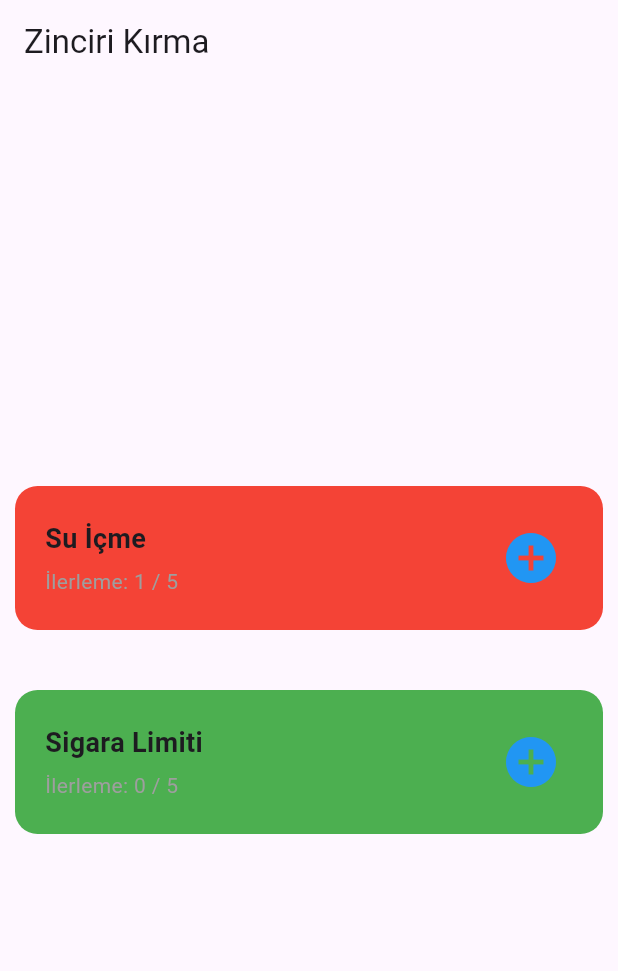
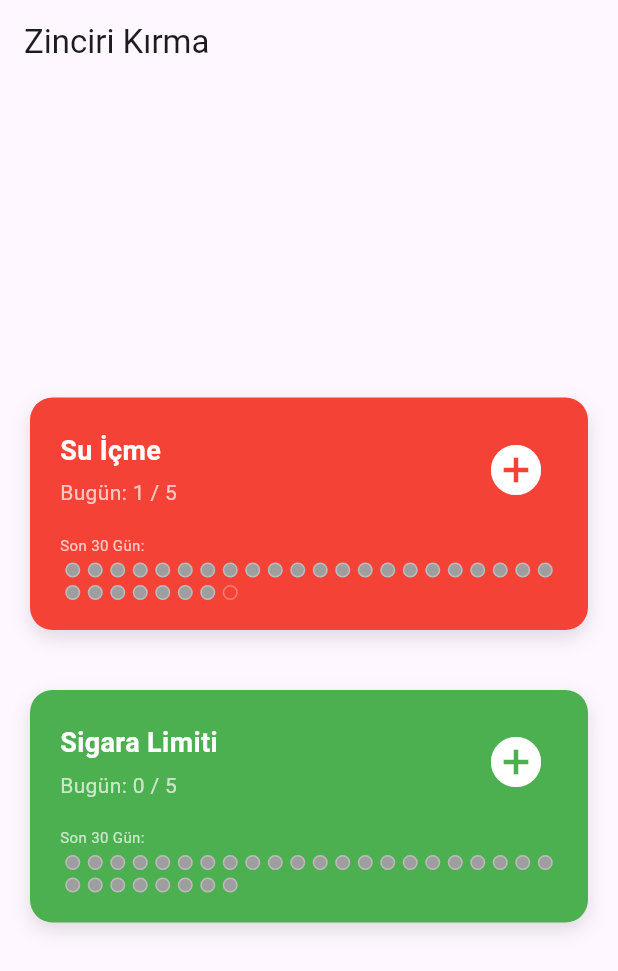
Before and after one commit to 13ilge/focus_widget, a Flutter app: the screen it shows after launch, after a tap on the "add circle" icon, on a phone screen of 412 x 824 dp. Shown: the top 971 px of the screen. Run offline on Flutter 3.47's test engine with Material 3 defaults, Android fonts, the phone set to English and light mode, and no system bars; our stand-ins replace shared_preferences.

Commit message:
test yapıldı nokta renkleri eklendi

```diff
--- a/lib/habit_card.dart
+++ b/lib/habit_card.dart
@@ -1,9 +1,9 @@
 import 'package:flutter/material.dart';
 import 'package:shared_preferences/shared_preferences.dart';
+import 'dart:math';
 
-String bugununTarihiniAl() {
-  DateTime simdi = DateTime.now();
-  return "${simdi.year}-${simdi.month}-${simdi.day}";
+String tarihFormatla(DateTime tarih) {
+  return "${tarih.year}-${tarih.month}-${tarih.day}";
 }
 
 class AliskanlikKarti extends StatefulWidget {
@@ -26,37 +26,109 @@ class AliskanlikKarti extends StatefulWidget {
 
 class _AliskanlikKartiState extends State<AliskanlikKarti> {
   int anlikSayi = 0;
+  List<int> gecmisVeriler = [];
 
+  @override
   void initState() {
     super.initState();
-    veriYukle();
+    veriyiYukle();
+
+    //testVerisiOlustur();
+
+    gecmisiYukle();
   }
 
-  void veriYukle() async {
+  void veriyiYukle() async {
     final prefs = await SharedPreferences.getInstance();
 
-
-    String bugununAnahtari = "${widget.id}_${bugununTarihiniAl()}";
+    String bugununAnahtari = "${widget.id}_${tarihFormatla(DateTime.now())}";
 
     setState(() {
-
       anlikSayi = prefs.getInt(bugununAnahtari) ?? 0;
     });
   }
 
-  void veriKaydet() async {
+  void veriyiKaydet() async {
     final prefs = await SharedPreferences.getInstance();
 
-    String bugununAnahtari = "${widget.id}_${bugununTarihiniAl()}";
+    String bugununAnahtari = "${widget.id}_${tarihFormatla(DateTime.now())}";
 
     await prefs.setInt(bugununAnahtari, anlikSayi);
+  }
+
+  void gecmisiYukle() async {
+    final prefs = await SharedPreferences.getInstance();
+    List<int> geciciListe = [];
+    DateTime bugun = DateTime.now();
+
+    for (int i = 0; i < 30; i++) {
+      DateTime oGun = bugun.subtract(Duration(days: i));
+
+      String anahtar = "${widget.id}_${tarihFormatla(oGun)}";
+
+      int oGununSayisi = prefs.getInt(anahtar) ?? 0;
+      geciciListe.add(oGununSayisi);
+    }
+
+    setState(() {
+      gecmisVeriler = geciciListe.reversed.toList();
+    });
+  }
+
+  void testVerileriOlustur() async {
+    final prefs = await SharedPreferences.getInstance();
+    DateTime bugun = DateTime.now();
+
+    for (int i = 0; i < 30; i++) {
+      DateTime oGun = bugun.subtract(Duration(days: i));
+      String anahtar = "${widget.id}_${tarihFormatla(oGun)}";
+      await prefs.setInt(anahtar, (i * 2) % (widget.hedef + 1));
+    }
+    gecmisiYukle();
+  }
+  // --------------------------------------------
+  void testVerisiOlustur() async {
+    final prefs = await SharedPreferences.getInstance();
+    final random = Random(); // Rastgele sayı üreticisi
+    DateTime bugun = DateTime.now();
+
+    // 30 günlük döngü
+    for (int i = 0; i < 30; i++) {
+      // 1. Tarihi Hesapla: Bugünden 'i' gün geriye git
+      DateTime islemGunu = bugun.subtract(Duration(days: i));
+
+      // 2. Anahtarı Oluştur: Örn: "su_hedefi_v1_2026-02-08"
+      String anahtar = "${widget.id}_${tarihFormatla(islemGunu)}";
+
+      // 3. Rastgele Sayı Üret: 0 ile (Hedef + 5) arasında
+      // Örn: Hedef 5 ise, 0-10 arası sayı üretir.
+      int rastgeleSayi = random.nextInt(widget.hedef + 5);
+
+      // 4. Hafızaya Yaz
+      await prefs.setInt(anahtar, rastgeleSayi);
+    }
+
+    // İşlem bitince ekrandaki tabloyu güncellemek için geçmişi tekrar yükle
+    gecmisiYukle();
+  }
+  // -------------------------------------------------
+
+  Color noktaRengiSec(int sayi) {
+    if (sayi == 0) return Colors.grey;
+    int yuzde = yuzdeHesapla(sayi);
+    return renkSec(yuzde);
   }
 
   void sayiyiArttir() {
     setState(() {
       anlikSayi++;
     });
-    veriKaydet();
+    veriyiKaydet();
+  }
+
+  int yuzdeHesapla(int sayi) {
+    if (widget.hedef == 0) return 0;
+    return ((sayi / widget.hedef) * 100).round();
   }
 
   Color renkSec(int yuzde) {
@@ -73,15 +145,25 @@ class _AliskanlikKartiState extends State<AliskanlikKarti> {
 
   @override
   Widget build(BuildContext context) {
-    int yuzde = widget.hedef > 0 ? (anlikSayi / widget.hedef * 100).round() : 0;
+    int yuzde = yuzdeHesapla(anlikSayi);
+
     return Container(
       padding: const EdgeInsets.all(20),
-      margin: const EdgeInsets.all(10),
+      margin: const EdgeInsets.symmetric(horizontal: 20, vertical: 10),
       decoration: BoxDecoration(
         color: renkSec(yuzde),
         borderRadius: BorderRadius.circular(15),
+        boxShadow: [
+          BoxShadow(
+            color: Colors.black12,
+            blurRadius: 10,
+            offset: Offset(0, 5),
           ),
-      child: Row(
+        ],
+      ),
+      child: Column(
+        children: [
+          Row(
             mainAxisAlignment: MainAxisAlignment.spaceBetween,
             children: [
               Column(
@@ -92,19 +174,58 @@ class _AliskanlikKartiState extends State<AliskanlikKarti> {
                     style: const TextStyle(
                       fontSize: 18,
                       fontWeight: FontWeight.bold,
+                      color: Colors.white,
                     ),
                   ),
                   const SizedBox(height: 5),
                   Text(
-                "İlerleme: $anlikSayi / ${widget.hedef}",
-                style: const TextStyle(fontSize: 14, color: Colors.grey),
+                    "Bugün: $anlikSayi / ${widget.hedef}",
+                    style: const TextStyle(fontSize: 14, color: Colors.white70),
+                  ),
+                ],
+              ),
+              IconButton(
+                onPressed: () {
+                  sayiyiArttir();
+                  gecmisiYukle();
+                },
+                icon: const Icon(
+                  Icons.add_circle,
+                  size: 40,
+                  color: Colors.white,
+                ),
               ),
             ],
           ),
 
-          IconButton(
-            onPressed: sayiyiArttir,
-            icon: const Icon(Icons.add_circle, size: 40, color: Colors.blue),
+          const SizedBox(height: 15),
+
+          const Align(
+            alignment: Alignment.centerLeft,
+            child: Text(
+              "Son 30 Gün:",
+              style: TextStyle(color: Colors.white70, fontSize: 10),
+            ),
+          ),
+          const SizedBox(height: 5),
+
+          Wrap(
+            spacing: 5, // Noktalar arası yatay boşluk
+            runSpacing: 5, // Noktalar arası dikey boşluk (alt satıra geçerse)
+            children: gecmisVeriler.map((sayi) {
+              return Container(
+                width: 10, // Nokta genişliği
+                height: 10, // Nokta yüksekliği
+                decoration: BoxDecoration(
+                  color: noktaRengiSec(sayi), // Her noktanın rengi özel
+                  shape: BoxShape.circle, // Yuvarlak olsun
+                  border: Border.all(
+                    color: Colors.white30,
+                    width: 1,
+                  ), // İnce bir çerçeve
+                ),
+              );
+            }).toList(),
           ),
         ],
       ),
```
Lines whose indentation alone changed are shown as unchanged.
